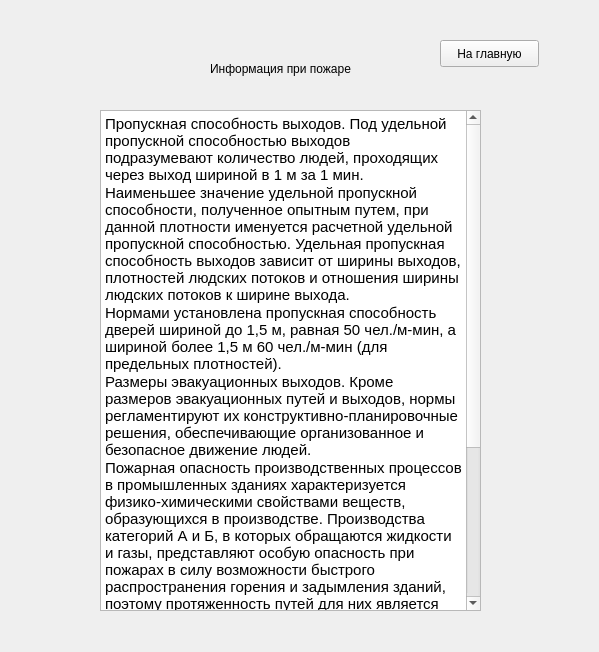
First picture: the form in form.ui, repository chester5009/fire_protection, before the edit.
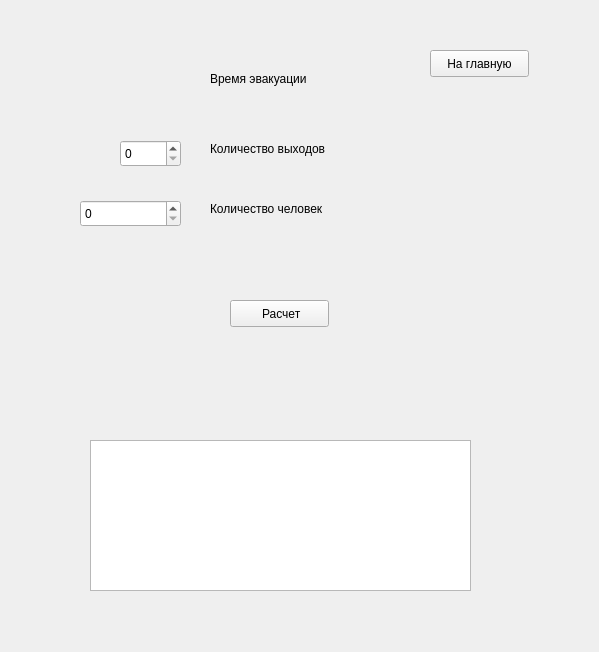
Second picture: the form after the edit. The open tabs and pages were chosen to show the change.

The edit to the form file:
```diff
--- a/form.ui
+++ b/form.ui
@@ -325,13 +325,65 @@
     </widget>
    </widget>
    <widget class="QWidget" name="page_6">
-    <widget class="QTextBrowser" name="textBrowser_3">
+    <widget class="QPushButton" name="pushButton_5">
      <property name="geometry">
       <rect>
-       <x>90</x>
-       <y>100</y>
+       <x>420</x>
+       <y>40</y>
+       <width>99</width>
+       <height>27</height>
+      </rect>
+     </property>
+     <property name="text">
+      <string>На главную</string>
+     </property>
+    </widget>
+    <widget class="QPushButton" name="pushButton_10">
+     <property name="geometry">
+      <rect>
+       <x>220</x>
+       <y>290</y>
+       <width>99</width>
+       <height>27</height>
+      </rect>
+     </property>
+     <property name="text">
+      <string> Расчет</string>
+     </property>
+    </widget>
+    <widget class="QSpinBox" name="spinBox_6">
+     <property name="geometry">
+      <rect>
+       <x>70</x>
+       <y>190</y>
+       <width>101</width>
+       <height>27</height>
+      </rect>
+     </property>
+     <property name="maximum">
+      <number>100000</number>
+     </property>
+    </widget>
+    <widget class="QLabel" name="label_13">
+     <property name="geometry">
+      <rect>
+       <x>200</x>
+       <y>130</y>
+       <width>161</width>
+       <height>17</height>
+      </rect>
+     </property>
+     <property name="text">
+      <string>Количество выходов</string>
+     </property>
+    </widget>
+    <widget class="QTextBrowser" name="textBrowser_4">
+     <property name="geometry">
+      <rect>
+       <x>80</x>
+       <y>430</y>
        <width>381</width>
-       <height>501</height>
+       <height>151</height>
       </rect>
      </property>
      <property name="html">
@@ -339,38 +391,46 @@
 &lt;html&gt;&lt;head&gt;&lt;meta name=&quot;qrichtext&quot; content=&quot;1&quot; /&gt;&lt;style type=&quot;text/css&quot;&gt;
 p, li { white-space: pre-wrap; }
 &lt;/style&gt;&lt;/head&gt;&lt;body style=&quot; font-family:'Ubuntu'; font-size:11pt; font-weight:400; font-style:normal;&quot;&gt;
-&lt;p style=&quot; margin-top:0px; margin-bottom:0px; margin-left:0px; margin-right:0px; -qt-block-indent:0; text-indent:0px;&quot;&gt;&lt;span style=&quot; background-color:#ffffff;&quot;&gt;Пропускная способность выходов. Под удельной пропускной способностью выходов подразумевают количество людей, проходящих через выход шириной в 1 м за 1 мин.&lt;/span&gt;&lt;/p&gt;
-&lt;p style=&quot; margin-top:0px; margin-bottom:0px; margin-left:0px; margin-right:0px; -qt-block-indent:0; text-indent:0px;&quot;&gt;&lt;span style=&quot; background-color:#ffffff;&quot;&gt;Наименьшее значение удельной пропускной способности, полученное опытным путем, при данной плотности именуется расчетной удельной пропускной способностью. Удельная пропускная способность выходов зависит от ширины выходов, плотностей людских потоков и отношения ширины людских потоков к ширине выхода.&lt;/span&gt;&lt;/p&gt;
-&lt;p style=&quot; margin-top:0px; margin-bottom:0px; margin-left:0px; margin-right:0px; -qt-block-indent:0; text-indent:0px;&quot;&gt;&lt;span style=&quot; background-color:#ffffff;&quot;&gt;Нормами установлена пропускная способность дверей шириной до 1,5 м, равная 50 чел./м-мин, а шириной более 1,5 м 60 чел./м-мин (для предельных плотностей).&lt;/span&gt;&lt;/p&gt;
-&lt;p style=&quot; margin-top:0px; margin-bottom:0px; margin-left:0px; margin-right:0px; -qt-block-indent:0; text-indent:0px;&quot;&gt;&lt;span style=&quot; background-color:#ffffff;&quot;&gt;Размеры эвакуационных выходов. Кроме размеров эвакуационных путей и выходов, нормы регламентируют их конструктивно-планировочные решения, обеспечивающие организованное и безопасное движение людей.&lt;/span&gt;&lt;/p&gt;
-&lt;p style=&quot; margin-top:0px; margin-bottom:0px; margin-left:0px; margin-right:0px; -qt-block-indent:0; text-indent:0px;&quot;&gt;&lt;span style=&quot; background-color:#ffffff;&quot;&gt;Пожарная опасность производственных процессов в промышленных зданиях характеризуется физико-химическими свойствами веществ, образующихся в производстве. Производства категорий А и Б, в которых обращаются жидкости и газы, представляют особую опасность при пожарах в силу возможности быстрого распространения горения и задымления зданий, поэтому протяженность путей для них является наименьшей. В производствах категории В, где обращаются твердые горючие вещества, скорость распространения горения меньше, срок эвакуации может быть несколько увеличен, а следовательно, и протяженность путей эвакуации будет больше, чем для производства категорий А и В. В производствах категорий Г и Д, размещаемых в зданиях I и II степеней огнестойкости, протяженность путей эвакуации не ограничивается (для определения категории здания см. приложение А).&lt;/span&gt;&lt;/p&gt;
-&lt;p style=&quot; margin-top:0px; margin-bottom:0px; margin-left:0px; margin-right:0px; -qt-block-indent:0; text-indent:0px;&quot;&gt;&lt;span style=&quot; background-color:#ffffff;&quot;&gt;Продолжение по ссылке  http://www.bestreferat.ru/referat-284124.html&lt;/span&gt;&lt;/p&gt;&lt;/body&gt;&lt;/html&gt;</string>
+&lt;p style=&quot;-qt-paragraph-type:empty; margin-top:0px; margin-bottom:24px; margin-left:0px; margin-right:0px; -qt-block-indent:0; text-indent:0px; background-color:#ffffff;&quot;&gt;&lt;br /&gt;&lt;/p&gt;&lt;/body&gt;&lt;/html&gt;</string>
      </property>
     </widget>
-    <widget class="QPushButton" name="pushButton_7">
+    <widget class="QSpinBox" name="spinBox_7">
      <property name="geometry">
       <rect>
-       <x>430</x>
-       <y>30</y>
-       <width>99</width>
+       <x>110</x>
+       <y>130</y>
+       <width>61</width>
        <height>27</height>
       </rect>
      </property>
+     <property name="maximum">
+      <number>1000</number>
+     </property>
+    </widget>
+    <widget class="QLabel" name="label_14">
+     <property name="geometry">
+      <rect>
+       <x>200</x>
+       <y>190</y>
+       <width>161</width>
+       <height>17</height>
+      </rect>
+     </property>
      <property name="text">
-      <string>На главную</string>
+      <string>Количество человек</string>
      </property>
     </widget>
-    <widget class="QLabel" name="label_10">
+    <widget class="QLabel" name="label_15">
      <property name="geometry">
       <rect>
        <x>200</x>
-       <y>50</y>
-       <width>191</width>
+       <y>60</y>
+       <width>131</width>
        <height>17</height>
       </rect>
      </property>
      <property name="text">
-      <string>Информация при пожаре</string>
+      <string>Время эвакуации</string>
      </property>
     </widget>
    </widget>
@@ -436,34 +496,12 @@
     </widget>
    </widget>
    <widget class="QWidget" name="page_5">
-    <widget class="QTextBrowser" name="textBrowser_2">
+    <widget class="QLabel" name="label_10">
      <property name="geometry">
       <rect>
-       <x>100</x>
-       <y>100</y>
-       <width>381</width>
-       <height>501</height>
-      </rect>
-     </property>
-     <property name="html">
-      <string>&lt;!DOCTYPE HTML PUBLIC &quot;-//W3C//DTD HTML 4.0//EN&quot; &quot;http://www.w3.org/TR/REC-html40/strict.dtd&quot;&gt;
-&lt;html&gt;&lt;head&gt;&lt;meta name=&quot;qrichtext&quot; content=&quot;1&quot; /&gt;&lt;style type=&quot;text/css&quot;&gt;
-p, li { white-space: pre-wrap; }
-&lt;/style&gt;&lt;/head&gt;&lt;body style=&quot; font-family:'Ubuntu'; font-size:11pt; font-weight:400; font-style:normal;&quot;&gt;
-&lt;p style=&quot; margin-top:0px; margin-bottom:24px; margin-left:0px; margin-right:0px; -qt-block-indent:0; text-indent:0px; background-color:#ffffff;&quot;&gt;&lt;span style=&quot; font-family:'Tahoma,Arial,sans-serif'; font-size:14px; color:#5d5d5d; background-color:#ffffff;&quot;&gt;Два способа расчёта по размещению:&lt;/span&gt;&lt;/p&gt;
-&lt;ul style=&quot;margin-top: 0px; margin-bottom: 0px; margin-left: 0px; margin-right: 0px; -qt-list-indent: 1;&quot;&gt;&lt;li style=&quot; font-family:'Tahoma,Arial,sans-serif'; font-size:14px; color:#5d5d5d;&quot; style=&quot; margin-top:0px; margin-bottom:8px; margin-left:15px; margin-right:0px; -qt-block-indent:0; text-indent:0px;&quot;&gt;&lt;span style=&quot; font-size:14px;&quot;&gt;расстояние от возможного очага возгорания до огнетушителя;&lt;/span&gt;&lt;/li&gt;
-&lt;li style=&quot; font-family:'Tahoma,Arial,sans-serif'; font-size:14px; color:#5d5d5d;&quot; style=&quot; margin-top:0px; margin-bottom:24px; margin-left:15px; margin-right:0px; -qt-block-indent:0; text-indent:0px;&quot;&gt;&lt;span style=&quot; font-size:14px;&quot;&gt;количество огнетушащего состава на площадь помещения.&lt;/span&gt;&lt;/li&gt;&lt;/ul&gt;
-&lt;p style=&quot; margin-top:0px; margin-bottom:24px; margin-left:0px; margin-right:0px; -qt-block-indent:0; text-indent:0px; background-color:#ffffff;&quot;&gt;&lt;span style=&quot; font-family:'Tahoma,Arial,sans-serif'; font-size:14px; color:#5d5d5d; background-color:#ffffff;&quot;&gt;Нормы оснащения помещения ручными огнетушителями рекомендуют устанавливать их таким образом, чтобы расстояние между устройством и возможным очагом возгорания для общественных зданий не превышало 20 м, для помещений категории А, Б, В по пожарной опасности — 30 м, для помещений категорий Г — 40 м, помещение категории Д — 70 м. Таким образом можно найти наилучшие места установки огнетушителей.&lt;/span&gt;&lt;/p&gt;
-&lt;p style=&quot; margin-top:0px; margin-bottom:24px; margin-left:0px; margin-right:0px; -qt-block-indent:0; text-indent:0px; background-color:#ffffff;&quot;&gt;&lt;span style=&quot; font-family:'Tahoma,Arial,sans-serif'; font-size:14px; color:#5d5d5d; background-color:#ffffff;&quot;&gt;В дополнение к этому способу существует ещё один неофициальный метод расчёта: 1 кг огнетушащего вещества на 25 квадратных метров защищаемой площади. Если очаг предполагается небольшой, то в помещении лучше установить ручной (переносной) огнетушитель. Для предотвращения значительных возгораний лучше использовать передвижные устройства.&lt;/span&gt;&lt;/p&gt;
-&lt;p style=&quot; margin-top:0px; margin-bottom:24px; margin-left:0px; margin-right:0px; -qt-block-indent:0; text-indent:0px; background-color:#ffffff;&quot;&gt;&lt;span style=&quot; font-family:'Tahoma,Arial,sans-serif'; font-size:14px; color:#5d5d5d; background-color:#ffffff;&quot;&gt;http://protivpozhara.ru/likvidacija-vozgoranija/dejstvie/raschet-kolichestva-ognetushitelej-na-ploshhad-pomeshhenija&lt;/span&gt;&lt;/p&gt;&lt;/body&gt;&lt;/html&gt;</string>
-     </property>
-    </widget>
-    <widget class="QLabel" name="label_9">
-     <property name="geometry">
-      <rect>
-       <x>260</x>
+       <x>210</x>
        <y>50</y>
-       <width>68</width>
+       <width>191</width>
        <height>17</height>
       </rect>
      </property>
@@ -471,7 +509,7 @@
       <string>Справка</string>
      </property>
     </widget>
-    <widget class="QPushButton" name="pushButton_5">
+    <widget class="QPushButton" name="pushButton_7">
      <property name="geometry">
       <rect>
        <x>440</x>
@@ -484,6 +522,28 @@
       <string>На главную</string>
      </property>
     </widget>
+    <widget class="QTextBrowser" name="textBrowser_3">
+     <property name="geometry">
+      <rect>
+       <x>100</x>
+       <y>100</y>
+       <width>381</width>
+       <height>501</height>
+      </rect>
+     </property>
+     <property name="html">
+      <string>&lt;!DOCTYPE HTML PUBLIC &quot;-//W3C//DTD HTML 4.0//EN&quot; &quot;http://www.w3.org/TR/REC-html40/strict.dtd&quot;&gt;
+&lt;html&gt;&lt;head&gt;&lt;meta name=&quot;qrichtext&quot; content=&quot;1&quot; /&gt;&lt;style type=&quot;text/css&quot;&gt;
+p, li { white-space: pre-wrap; }
+&lt;/style&gt;&lt;/head&gt;&lt;body style=&quot; font-family:'Ubuntu'; font-size:11pt; font-weight:400; font-style:normal;&quot;&gt;
+&lt;p style=&quot; margin-top:0px; margin-bottom:0px; margin-left:0px; margin-right:0px; -qt-block-indent:0; text-indent:0px;&quot;&gt;&lt;span style=&quot; background-color:#ffffff;&quot;&gt;Пропускная способность выходов. Под удельной пропускной способностью выходов подразумевают количество людей, проходящих через выход шириной в 1 м за 1 мин.&lt;/span&gt;&lt;/p&gt;
+&lt;p style=&quot; margin-top:0px; margin-bottom:0px; margin-left:0px; margin-right:0px; -qt-block-indent:0; text-indent:0px;&quot;&gt;&lt;span style=&quot; background-color:#ffffff;&quot;&gt;Наименьшее значение удельной пропускной способности, полученное опытным путем, при данной плотности именуется расчетной удельной пропускной способностью. Удельная пропускная способность выходов зависит от ширины выходов, плотностей людских потоков и отношения ширины людских потоков к ширине выхода.&lt;/span&gt;&lt;/p&gt;
+&lt;p style=&quot; margin-top:0px; margin-bottom:0px; margin-left:0px; margin-right:0px; -qt-block-indent:0; text-indent:0px;&quot;&gt;&lt;span style=&quot; background-color:#ffffff;&quot;&gt;Нормами установлена пропускная способность дверей шириной до 1,5 м, равная 50 чел./м-мин, а шириной более 1,5 м 60 чел./м-мин (для предельных плотностей).&lt;/span&gt;&lt;/p&gt;
+&lt;p style=&quot; margin-top:0px; margin-bottom:0px; margin-left:0px; margin-right:0px; -qt-block-indent:0; text-indent:0px;&quot;&gt;&lt;span style=&quot; background-color:#ffffff;&quot;&gt;Размеры эвакуационных выходов. Кроме размеров эвакуационных путей и выходов, нормы регламентируют их конструктивно-планировочные решения, обеспечивающие организованное и безопасное движение людей.&lt;/span&gt;&lt;/p&gt;
+&lt;p style=&quot; margin-top:0px; margin-bottom:0px; margin-left:0px; margin-right:0px; -qt-block-indent:0; text-indent:0px;&quot;&gt;&lt;span style=&quot; background-color:#ffffff;&quot;&gt;Пожарная опасность производственных процессов в промышленных зданиях характеризуется физико-химическими свойствами веществ, образующихся в производстве. Производства категорий А и Б, в которых обращаются жидкости и газы, представляют особую опасность при пожарах в силу возможности быстрого распространения горения и задымления зданий, поэтому протяженность путей для них является наименьшей. В производствах категории В, где обращаются твердые горючие вещества, скорость распространения горения меньше, срок эвакуации может быть несколько увеличен, а следовательно, и протяженность путей эвакуации будет больше, чем для производства категорий А и В. В производствах категорий Г и Д, размещаемых в зданиях I и II степеней огнестойкости, протяженность путей эвакуации не ограничивается (для определения категории здания см. приложение А).&lt;/span&gt;&lt;/p&gt;
+&lt;p style=&quot; margin-top:0px; margin-bottom:0px; margin-left:0px; margin-right:0px; -qt-block-indent:0; text-indent:0px;&quot;&gt;&lt;span style=&quot; background-color:#ffffff;&quot;&gt;Продолжение по ссылке  http://www.bestreferat.ru/referat-284124.html&lt;/span&gt;&lt;/p&gt;&lt;/body&gt;&lt;/html&gt;</string>
+     </property>
+    </widget>
    </widget>
   </widget>
  </widget>
```
Left out of the diff: 6 changed lines with no effect on the pictures.
